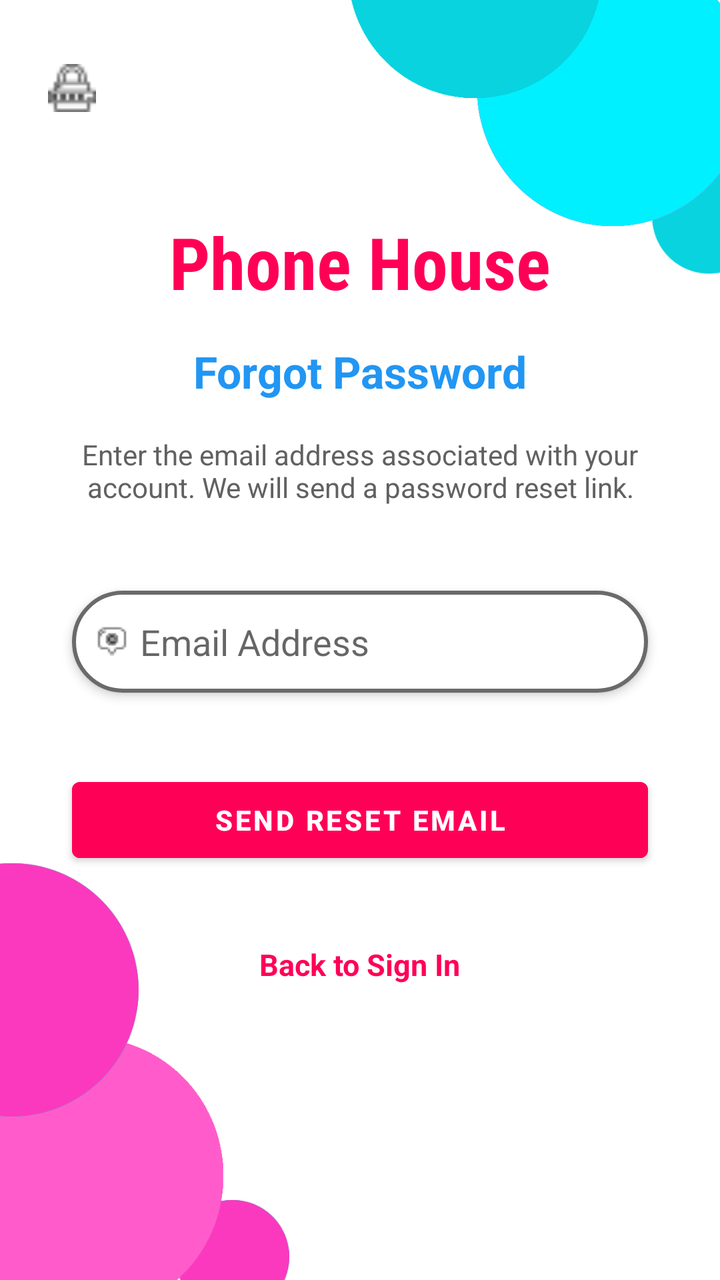
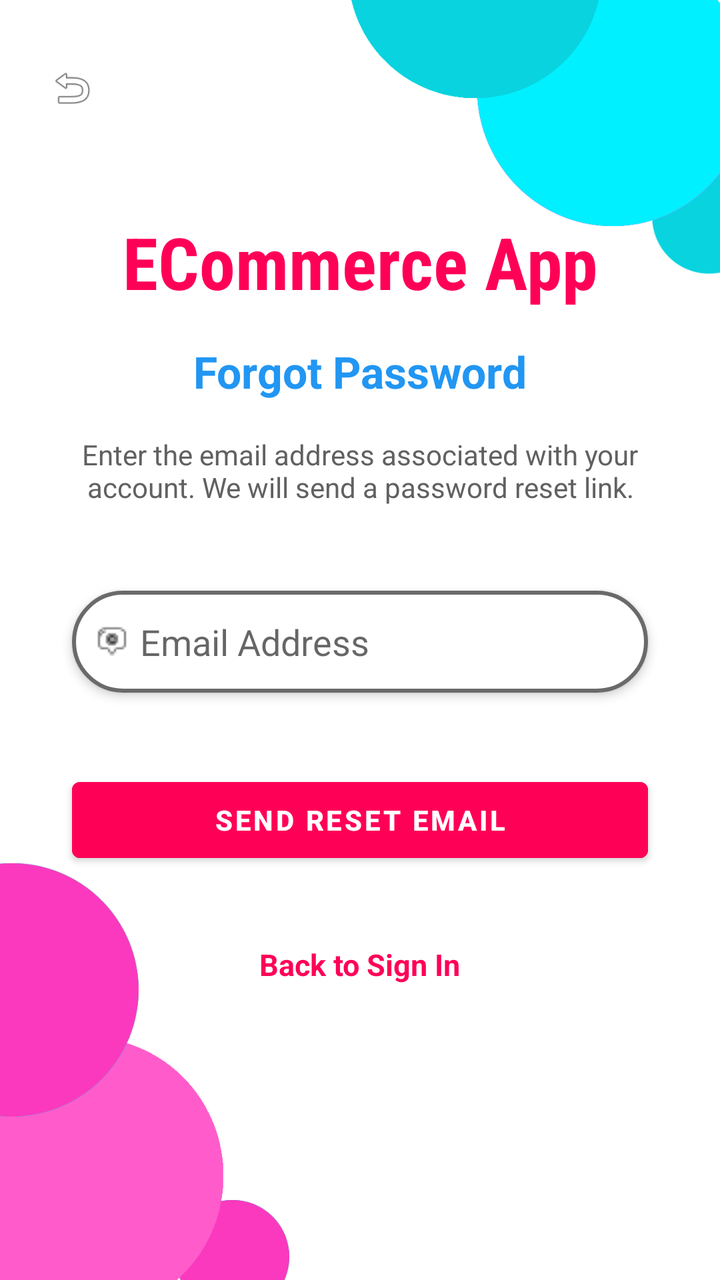

An Android layout rendered at two revisions. The XML below is the earlier revision; the diff shows what the commit changed to produce the second picture.
<!-- AndroidManifest.xml: activity theme Theme.ECommerceApp.NoActionBar -->
<!-- res/layout/activity_forgot_password.xml -->
<?xml version="1.0" encoding="utf-8"?>
<androidx.constraintlayout.widget.ConstraintLayout
    xmlns:android="http://schemas.android.com/apk/res/android"
    xmlns:app="http://schemas.android.com/apk/res-auto"
    android:layout_width="match_parent"
    android:layout_height="match_parent"
    android:background="@drawable/designlogin2">

    <ImageView
        android:id="@+id/forgot_back_btn"
        android:layout_width="40dp"
        android:layout_height="40dp"
        android:src="@drawable/padlock"
        android:padding="8dp"
        android:layout_marginStart="16dp"
        android:layout_marginTop="24dp"
        app:layout_constraintStart_toStartOf="parent"
        app:layout_constraintTop_toTopOf="parent" />

    <TextView
        android:layout_width="wrap_content"
        android:layout_height="wrap_content"
        android:text="Phone House"
        android:textColor="#FF0057"
        android:textSize="36sp"
        android:textStyle="bold"
        android:fontFamily="sans-serif-condensed"
        app:layout_constraintBottom_toBottomOf="parent"
        app:layout_constraintEnd_toEndOf="parent"
        app:layout_constraintStart_toStartOf="parent"
        app:layout_constraintTop_toTopOf="parent"
        app:layout_constraintVertical_bias="0.18" />

    <TextView
        android:layout_width="wrap_content"
        android:layout_height="wrap_content"
        android:text="Forgot Password"
        android:textColor="#2196F3"
        android:textSize="22sp"
        android:textStyle="bold"
        app:layout_constraintBottom_toBottomOf="parent"
        app:layout_constraintEnd_toEndOf="parent"
        app:layout_constraintStart_toStartOf="parent"
        app:layout_constraintTop_toTopOf="parent"
        app:layout_constraintVertical_bias="0.28" />

    <TextView
        android:layout_width="280dp"
        android:layout_height="wrap_content"
        android:text="Enter the email address associated with your account. We will send a password reset link."
        android:textColor="#616161"
        android:textSize="14sp"
        android:gravity="center"
        app:layout_constraintBottom_toBottomOf="parent"
        app:layout_constraintEnd_toEndOf="parent"
        app:layout_constraintStart_toStartOf="parent"
        app:layout_constraintTop_toTopOf="parent"
        app:layout_constraintVertical_bias="0.36" />

    <EditText
        android:id="@+id/forgot_email"
        android:layout_width="0dp"
        android:layout_height="51dp"
        android:layout_marginTop="24dp"
        android:background="@drawable/edit_text_bg"
        android:drawableLeft="@drawable/mail"
        android:drawablePadding="6dp"
        android:elevation="3dp"
        android:hint="Email Address"
        android:inputType="textEmailAddress"
        android:padding="12dp"
        app:layout_constraintBottom_toBottomOf="parent"
        app:layout_constraintEnd_toEndOf="parent"
        app:layout_constraintStart_toStartOf="parent"
        app:layout_constraintTop_toTopOf="parent"
        app:layout_constraintVertical_bias="0.48"
        app:layout_constraintWidth_percent="0.8" />

    <ProgressBar
        android:id="@+id/forgot_progress"
        android:layout_width="wrap_content"
        android:layout_height="wrap_content"
        android:visibility="gone"
        app:layout_constraintBottom_toBottomOf="parent"
        app:layout_constraintEnd_toEndOf="parent"
        app:layout_constraintStart_toStartOf="parent"
        app:layout_constraintTop_toTopOf="parent"
        app:layout_constraintVertical_bias="0.6" />

    <Button
        android:id="@+id/forgot_send_btn"
        android:layout_width="0dp"
        android:layout_height="50dp"
        android:layout_marginTop="16dp"
        android:backgroundTint="#FF0057"
        android:text="Send Reset Email"
        android:textColor="@color/white"
        android:textStyle="bold"
        app:layout_constraintBottom_toBottomOf="parent"
        app:layout_constraintEnd_toEndOf="parent"
        app:layout_constraintStart_toStartOf="parent"
        app:layout_constraintTop_toBottomOf="@+id/forgot_email"
        app:layout_constraintVertical_bias="0.1"
        app:layout_constraintWidth_percent="0.8" />

    <TextView
        android:layout_width="wrap_content"
        android:layout_height="wrap_content"
        android:text="Back to Sign In"
        android:textColor="#FF0057"
        android:textSize="15sp"
        android:textStyle="bold"
        android:onClick="finish"
        app:layout_constraintBottom_toBottomOf="parent"
        app:layout_constraintEnd_toEndOf="parent"
        app:layout_constraintStart_toStartOf="parent"
        app:layout_constraintTop_toBottomOf="@+id/forgot_send_btn"
        app:layout_constraintVertical_bias="0.2" />

</androidx.constraintlayout.widget.ConstraintLayout>
<!-- resources referenced by this layout -->
<resources>
  <color name="white">#FFFFFFFF</color>
  <!-- drawable designlogin2: jpg bitmap (drawable, 237611 bytes) -->
  <!-- drawable edit_text_bg (drawable) -->
  <?xml version="1.0" encoding="utf-8"?>
  <shape xmlns:android="http://schemas.android.com/apk/res/android">
  
      <corners android:radius="50dp"/>
      <solid android:color="@color/white"/>
      <stroke android:color="#6a6a6a" android:width="2dp"/>
  </shape>
  <!-- drawable mail: png bitmap (drawable, 380 bytes) -->
  <!-- drawable padlock: png bitmap (drawable, 455 bytes) -->
  <style name="Theme.ECommerceApp.NoActionBar" parent="Theme.ECommerceApp">
          <item name="windowActionBar">false</item>
          <item name="windowNoTitle">true</item>
      </style>
  <style name="Theme.ECommerceApp" parent="Theme.MaterialComponents.DayNight.DarkActionBar">
          
          <item name="colorPrimary">#FFB952</item>
          <item name="colorPrimaryVariant">@color/pink</item>
          <item name="colorOnPrimary">@color/black</item>
          
          <item name="colorSecondary">@color/teal_200</item>
          <item name="colorSecondaryVariant">@color/teal_700</item>
          <item name="colorOnSecondary">@color/black</item>
          
          <item name="android:statusBarColor">?attr/colorPrimaryVariant</item>
          
      </style>
  <color name="pink">#FF0057</color>
  <color name="black">#FF000000</color>
  <color name="teal_200">#FF03DAC5</color>
  <color name="teal_700">#FF018786</color>
</resources>

<!-- the commit's change to res/layout/activity_forgot_password.xml (unified diff, before → after) -->
@@ -10,7 +10,7 @@
         android:id="@+id/forgot_back_btn"
         android:layout_width="40dp"
         android:layout_height="40dp"
-        android:src="@drawable/padlock"
+        android:src="@android:drawable/ic_menu_revert"
         android:padding="8dp"
         android:layout_marginStart="16dp"
         android:layout_marginTop="24dp"
@@ -20,7 +20,7 @@
     <TextView
         android:layout_width="wrap_content"
         android:layout_height="wrap_content"
-        android:text="Phone House"
+        android:text="ECommerce App"
         android:textColor="#FF0057"
         android:textSize="36sp"
         android:textStyle="bold"
<!-- resource entries referenced after the edit -->
@@ -11,7 +11,6 @@
       <stroke android:color="#6a6a6a" android:width="2dp"/>
   </shape>
   <!-- drawable mail: png bitmap (drawable, 380 bytes) -->
-  <!-- drawable padlock: png bitmap (drawable, 455 bytes) -->
   <style name="Theme.ECommerceApp.NoActionBar" parent="Theme.ECommerceApp">
           <item name="windowActionBar">false</item>
           <item name="windowNoTitle">true</item>
